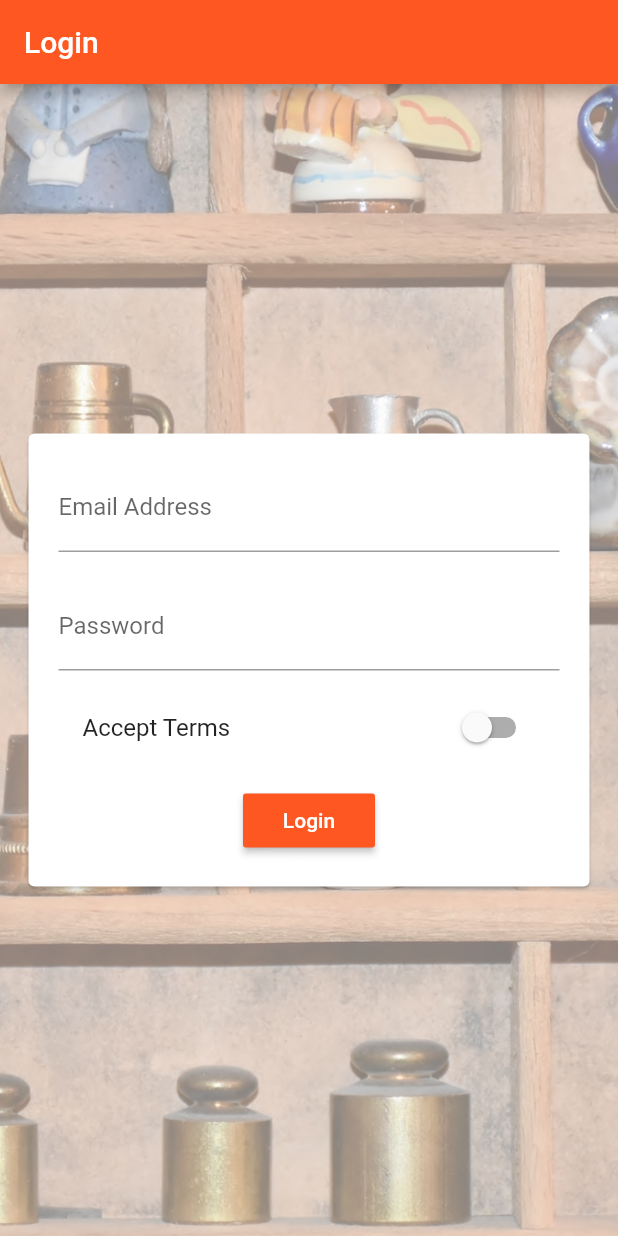
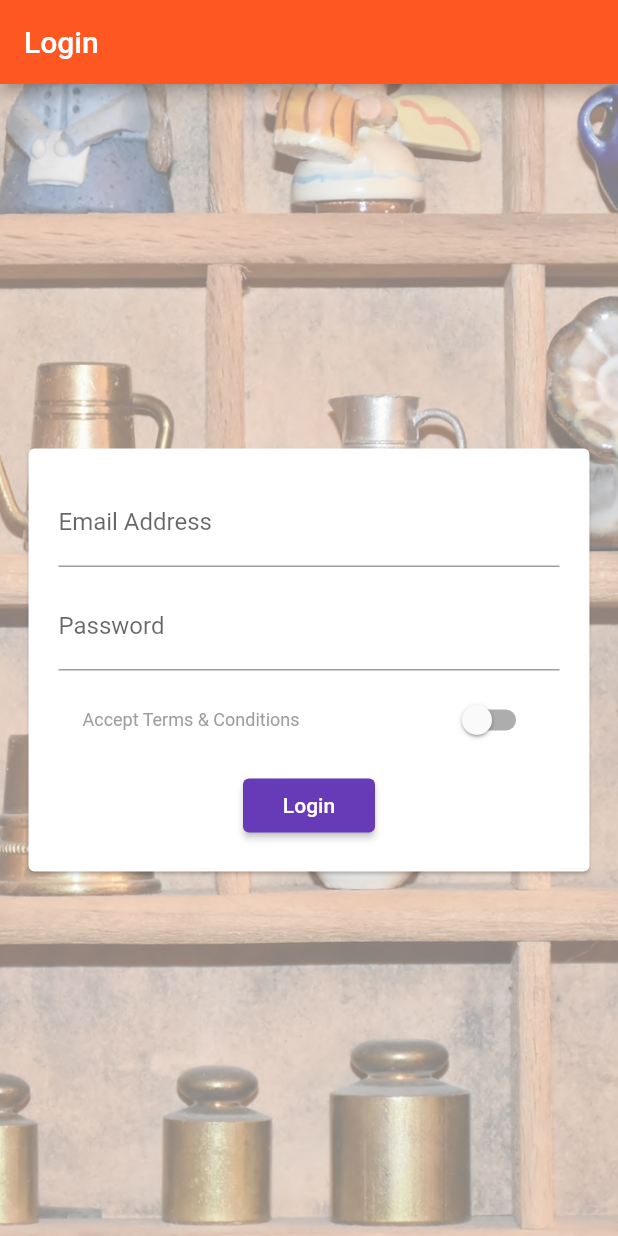
Before and after one commit to AmruthPillai/Learn-Flutter, a Flutter app: the screen it shows after launch, on a phone screen of 412 x 824 dp. Run offline on Flutter 3.47's test engine with Material 2 defaults, Android fonts, the phone set to English and light mode, and no system bars.

Commit message:
centralizing themeData information

```diff
--- a/lib/main.dart
+++ b/lib/main.dart
@@ -28,6 +28,10 @@
       theme: ThemeData(
         primarySwatch: Colors.deepOrange,
         accentColor: Colors.deepPurple,
+        buttonTheme: ButtonThemeData(
+          buttonColor: Colors.deepPurple,
+          textTheme: ButtonTextTheme.primary,
+        ),
       ),
       routes: {
         '/': (BuildContext context) => AuthPage(),
--- a/lib/pages/auth.dart
+++ b/lib/pages/auth.dart
@@ -39,7 +39,13 @@
 
   Widget _buildAcceptTermsSwitch() {
     return SwitchListTile(
-      title: Text('Accept Terms'),
+      title: Text(
+        'Accept Terms & Conditions',
+        style: TextStyle(
+          fontSize: 12.0,
+          color: Colors.grey,
+        ),
+      ),
       value: _acceptTerms,
       onChanged: (bool value) => setState(() => _acceptTerms = value),
     );
@@ -53,8 +59,6 @@
 
   Widget _buildLoginButton() {
     return RaisedButton(
-      color: Theme.of(context).primaryColor,
-      textColor: Colors.white,
       child: Text('Login'),
       onPressed: _submitForm,
     );
@@ -78,11 +82,11 @@
                 child: Column(
                   children: <Widget>[
                     _buildEmailTextField(),
-                    SizedBox(height: 20.0),
+                    SizedBox(height: 10.0),
                     _buildPasswordTextField(),
-                    SizedBox(height: 10.0),
+                    SizedBox(height: 5.0),
                     _buildAcceptTermsSwitch(),
-                    SizedBox(height: 10.0),
+                    SizedBox(height: 5.0),
                     _buildLoginButton()
                   ],
                 ),
```
Also changed, not shown: lib/pages/product_create.dart (+8 -2 lines).
